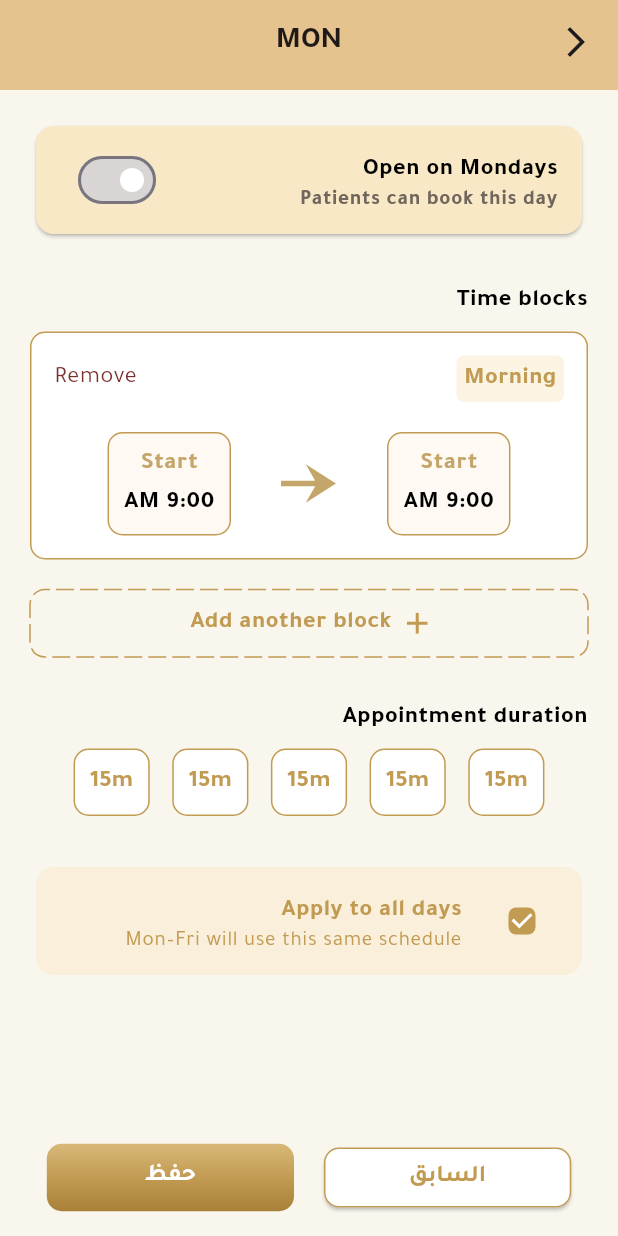
After one commit to RamyAlhakem/dental_clinics, a Flutter app: the ScreenDay screen opened by its route, on a phone screen of 412 x 824 dp. The commit adds this screen. Run offline on Flutter 3.47's test engine with Material 3 defaults, Android fonts, the phone set to English and light mode, and no system bars; drawn by our look-alikes of dotted_border; our stand-ins replace cloud_firestore, equatable, firebase_auth, firebase_core, flutter_bloc, flutter_svg and 3 more; accounts and stored records are empty.

Commit message:
add available times

```diff
--- a/lib/clinic/features/profile/presentation/view/screens/available_times_screen.dart
+++ b/lib/clinic/features/profile/presentation/view/screens/available_times_screen.dart
@@ -1,10 +1,12 @@
-import 'package:dental_clinics_app/clinic/features/profile/presentation/view/widgets/bottom_navigation_bar_available_times.dart';
 import 'package:dental_clinics_app/clinic/features/profile/presentation/view/widgets/day_widget.dart';
 import 'package:dental_clinics_app/clinic/features/profile/presentation/view/widgets/time_widget.dart';
 import 'package:dental_clinics_app/core/componeents/app_app_bar.dart';
 import 'package:dental_clinics_app/core/componeents/app_text.dart';
+import 'package:dental_clinics_app/core/componeents/svg_widget.dart';
 import 'package:dental_clinics_app/core/extensions/lang_extension.dart';
+import 'package:dental_clinics_app/core/routing/route_names.dart';
 import 'package:flutter/material.dart';
+import 'package:go_router/go_router.dart';
 
 class AvailableTimesScreen extends StatefulWidget {
   const AvailableTimesScreen({super.key});
@@ -17,7 +19,13 @@ class _AvailableTimesScreenState extends State<AvailableTimesScreen> {
   @override
   Widget build(BuildContext context) {
     return Scaffold(
-      bottomNavigationBar: BottomNnavigationBarAvailable(onTap: () {}),
+      floatingActionButton: FloatingActionButton(
+        onPressed: () {
+          context.pushNamed(RouteNames.screenDay);
+        },
+        child: SvgWidget(icon: "add"),
+      ),
+      // bottomNavigationBar: BottomNnavigationBarAvailable(onTap: () {}),
       appBar: AppAppBar(title: context.arb.availableTimes),
       body: Padding(
         padding: const EdgeInsets.all(20),
--- /dev/null
+++ b/lib/clinic/features/profile/presentation/view/screens/screen_day.dart
@@ -0,0 +1,57 @@
+import 'package:dental_clinics_app/clinic/features/profile/presentation/view/widgets/add_another_block_button.dart';
+import 'package:dental_clinics_app/clinic/features/profile/presentation/view/widgets/apply_widget.dart';
+import 'package:dental_clinics_app/clinic/features/profile/presentation/view/widgets/bottom_navigation_bar_available_times.dart';
+import 'package:dental_clinics_app/clinic/features/profile/presentation/view/widgets/duration_time_widget.dart';
+import 'package:dental_clinics_app/clinic/features/profile/presentation/view/widgets/time_block_widget.dart';
+import 'package:dental_clinics_app/clinic/features/profile/presentation/view/widgets/turn_day_widget.dart';
+import 'package:dental_clinics_app/core/componeents/app_app_bar.dart';
+import 'package:dental_clinics_app/core/componeents/app_text.dart';
+
+import 'package:flutter/material.dart';
+
+class ScreenDay extends StatefulWidget {
+  const ScreenDay({super.key});
+
+  @override
+  State<ScreenDay> createState() => _ScreenDayState();
+}
+
+class _ScreenDayState extends State<ScreenDay> {
+  @override
+  Widget build(BuildContext context) {
+    return Scaffold(
+      appBar: AppAppBar(title: "MON"),
+      bottomNavigationBar: BottomNnavigationBarAvailable(onTap: () {}),
+      body: Padding(
+        padding: const EdgeInsets.all(20),
+        child: ListView(
+          children: [
+            TurnDayWidget(),
+            SizedBox(height: 30),
+            AppText(text: "Time blocks"),
+            SizedBox(height: 10),
+            TimeBlockWidget(),
+            SizedBox(height: 20),
+            AddAnotherBlockButton(),
+            SizedBox(height: 30),
+            AppText(text: "Appointment duration"),
+            SizedBox(height: 10),
+            Row(
+              mainAxisAlignment: MainAxisAlignment.center,
+              spacing: 15,
+              children: [
+                DurationTimeWidget(),
+                DurationTimeWidget(),
+                DurationTimeWidget(),
+                DurationTimeWidget(),
+                DurationTimeWidget(),
+              ],
+            ),
+            SizedBox(height: 30),
+            ApplyWidget(),
+          ],
+        ),
+      ),
+    );
+  }
+}
--- /dev/null
+++ b/lib/clinic/features/profile/presentation/view/widgets/add_another_block_button.dart
@@ -0,0 +1,35 @@
+import 'package:dental_clinics_app/core/componeents/svg_widget.dart';
+import 'package:dental_clinics_app/core/themes/app_colors.dart';
+import 'package:dotted_border/dotted_border.dart';
+import 'package:flutter/material.dart';
+
+class AddAnotherBlockButton extends StatelessWidget {
+  const AddAnotherBlockButton({super.key});
+
+  @override
+  Widget build(BuildContext context) {
+    return DottedBorder(
+      options: RoundedRectDottedBorderOptions(
+        radius: Radius.circular(10),
+        color: AppColors.primaryColor,
+        dashPattern: [12, 4],
+      ),
+      child: Container(
+        padding: EdgeInsets.all(10),
+        child: Row(
+          mainAxisAlignment: MainAxisAlignment.center,
+          spacing: 10,
+          children: [
+            SvgWidget(icon: "add", color: AppColors.primaryColor),
+            Text(
+              "Add another block",
+              style: Theme.of(
+                context,
+              ).textTheme.bodySmall!.copyWith(color: AppColors.primaryColor),
+            ),
+          ],
+        ),
+      ),
+    );
+  }
+}
--- /dev/null
+++ b/lib/clinic/features/profile/presentation/view/widgets/apply_widget.dart
@@ -0,0 +1,30 @@
+import 'package:dental_clinics_app/core/themes/app_colors.dart';
+import 'package:flutter/material.dart';
+
+class ApplyWidget extends StatelessWidget {
+  const ApplyWidget({super.key});
+
+  @override
+  Widget build(BuildContext context) {
+    return Card(
+      elevation: 0,
+      color: AppColors.lighterPrimaryColor.withValues(alpha: 0.5),
+      child: ListTile(
+        title: Text(
+          "Apply to all days",
+          style: Theme.of(
+            context,
+          ).textTheme.bodySmall!.copyWith(color: AppColors.primaryColor),
+        ),
+        subtitle: Text(
+          "Mon–Fri will use this same schedule",
+          style: Theme.of(context).textTheme.labelMedium!.copyWith(
+            color: AppColors.primaryColor,
+            fontWeight: FontWeight.normal,
+          ),
+        ),
+        leading: Checkbox(value: true, onChanged: (val) {}),
+      ),
+    );
+  }
+}
--- /dev/null
+++ b/lib/clinic/features/profile/presentation/view/widgets/duration_time_widget.dart
@@ -0,0 +1,24 @@
+import 'package:dental_clinics_app/core/themes/app_colors.dart';
+import 'package:flutter/material.dart';
+
+class DurationTimeWidget extends StatelessWidget {
+  const DurationTimeWidget({super.key});
+
+  @override
+  Widget build(BuildContext context) {
+    return Container(
+      padding: EdgeInsets.all(10),
+      decoration: BoxDecoration(
+        color: AppColors.whiteColor,
+        border: Border.all(color: AppColors.primaryColor),
+        borderRadius: BorderRadius.circular(10),
+      ),
+      child: Text(
+        "15m",
+        style: Theme.of(
+          context,
+        ).textTheme.bodyMedium!.copyWith(color: AppColors.primaryColor),
+      ),
+    );
+  }
+}
--- /dev/null
+++ b/lib/clinic/features/profile/presentation/view/widgets/select_time_widget.dart
@@ -0,0 +1,31 @@
+import 'package:dental_clinics_app/core/themes/app_colors.dart';
+import 'package:flutter/material.dart';
+
+class SelectTimeWidget extends StatelessWidget {
+  const SelectTimeWidget({super.key});
+
+  @override
+  Widget build(BuildContext context) {
+    return Container(
+      padding: EdgeInsets.all(10),
+      decoration: BoxDecoration(
+        color: AppColors.lighterPrimaryColor.withValues(alpha: 0.2),
+        border: Border.all(color: AppColors.primaryColor),
+        borderRadius: BorderRadius.circular(10),
+      ),
+      child: Column(
+        spacing: 5,
+        children: [
+          Text(
+            "Start",
+            style: Theme.of(
+              context,
+            ).textTheme.bodySmall!.copyWith(color: AppColors.iconColor),
+          ),
+
+          Text("9:00 AM", style: Theme.of(context).textTheme.bodySmall),
+        ],
+      ),
+    );
+  }
+}
--- /dev/null
+++ b/lib/clinic/features/profile/presentation/view/widgets/time_block_widget.dart
@@ -0,0 +1,58 @@
+import 'package:dental_clinics_app/clinic/features/profile/presentation/view/widgets/select_time_widget.dart';
+import 'package:dental_clinics_app/core/componeents/svg_widget.dart';
+import 'package:dental_clinics_app/core/themes/app_colors.dart';
+import 'package:flutter/material.dart';
+
+class TimeBlockWidget extends StatelessWidget {
+  const TimeBlockWidget({super.key});
+
+  @override
+  Widget build(BuildContext context) {
+    return Container(
+      padding: EdgeInsets.all(15),
+      decoration: BoxDecoration(
+        color: AppColors.whiteColor,
+        border: Border.all(color: AppColors.primaryColor),
+        borderRadius: BorderRadius.circular(10),
+      ),
+      child: Column(
+        children: [
+          Row(
+            mainAxisAlignment: MainAxisAlignment.spaceBetween,
+            children: [
+              Container(
+                padding: EdgeInsets.all(5),
+                decoration: BoxDecoration(
+                  color: AppColors.lighterPrimaryColor.withValues(alpha: 0.5),
+                  borderRadius: BorderRadius.circular(5),
+                ),
+                child: Text(
+                  "Morning",
+                  style: Theme.of(context).textTheme.bodySmall!.copyWith(
+                    color: AppColors.primaryColor,
+                  ),
+                ),
+              ),
+              Text(
+                "Remove",
+                style: Theme.of(
+                  context,
+                ).textTheme.bodyLarge!.copyWith(color: AppColors.redWineColor),
+              ),
+            ],
+          ),
+          SizedBox(height: 20),
+          Row(
+            spacing: 30,
+            mainAxisAlignment: MainAxisAlignment.center,
+            children: [
+              SelectTimeWidget(),
+              SvgWidget(icon: "line"),
+              SelectTimeWidget(),
+            ],
+          ),
+        ],
+      ),
+    );
+  }
+}
--- /dev/null
+++ b/lib/clinic/features/profile/presentation/view/widgets/turn_day_widget.dart
@@ -0,0 +1,24 @@
+import 'package:dental_clinics_app/core/themes/app_colors.dart';
+import 'package:flutter/material.dart';
+
+class TurnDayWidget extends StatelessWidget {
+  const TurnDayWidget({super.key});
+
+  @override
+  Widget build(BuildContext context) {
+    return Card(
+      color: AppColors.lighterPrimaryColor,
+      child: ListTile(
+        title: Text(
+          "Open on Mondays",
+          style: Theme.of(context).textTheme.bodySmall,
+        ),
+        subtitle: Text(
+          "Patients can book this day",
+          style: Theme.of(context).textTheme.labelMedium,
+        ),
+        trailing: Switch(value: false, onChanged: (val) {}),
+      ),
+    );
+  }
+}
--- a/lib/core/routing/route_names.dart
+++ b/lib/core/routing/route_names.dart
@@ -8,4 +8,5 @@ class RouteNames {
   static const String availableTimes = "available times";
   static const String services = "services";
   static const String addNewService = "add new service";
+  static const String screenDay = "screen day";
 }
--- a/lib/core/routing/routing_config.dart
+++ b/lib/core/routing/routing_config.dart
@@ -4,6 +4,7 @@ import 'package:dental_clinics_app/clinic/features/profile/domain/entities/servi
 import 'package:dental_clinics_app/clinic/features/profile/presentation/view/screens/add_new_service_screen.dart';
 import 'package:dental_clinics_app/clinic/features/profile/presentation/view/screens/available_times_screen.dart';
 import 'package:dental_clinics_app/clinic/features/profile/presentation/view/screens/edit_profile_screen.dart';
+import 'package:dental_clinics_app/clinic/features/profile/presentation/view/screens/screen_day.dart';
 import 'package:dental_clinics_app/clinic/features/profile/presentation/view/screens/services_screen.dart';
 import 'package:dental_clinics_app/core/features/auth/presentation/view/screens/sign_in_screen.dart';
 import 'package:dental_clinics_app/core/features/auth/presentation/view/screens/sign_up_screen.dart';
@@ -61,6 +62,11 @@ class RoutingConfig {
         builder: (context, state) =>
             AddNewServiceScreen(service: state.extra as ServiceEntities?),
       ),
+      GoRoute(
+        name: RouteNames.screenDay,
+        path: "/screenDay",
+        builder: (context, state) => ScreenDay(),
+      ),
     ],
   );
 }
--- a/lib/core/themes/app_theme.dart
+++ b/lib/core/themes/app_theme.dart
@@ -132,6 +132,17 @@ class AppTheme {
       floatingActionButtonTheme: FloatingActionButtonThemeData(
         backgroundColor: AppColors.primaryColor,
       ),
+      checkboxTheme: CheckboxThemeData(
+        fillColor: WidgetStateProperty.resolveWith((states) {
+          if (states.contains(WidgetState.selected)) {
+            return AppColors.primaryColor;
+          } else {
+            return AppColors.whiteColor;
+          }
+        }),
+        shape: RoundedRectangleBorder(borderRadius: BorderRadius.circular(5)),
+        side: BorderSide(color: AppColors.primaryColor),
+      ),
 
       textTheme: TextTheme(
         headlineLarge: TextStyle(
--- a/pubspec.yaml
+++ b/pubspec.yaml
@@ -50,6 +50,7 @@ dependencies:
   firebase_storage: ^13.6.0
   firebase_auth: ^6.7.0
   google_sign_in: ^7.2.0
+  dotted_border: ^3.1.0
 
 dev_dependencies:
   flutter_test:
```
Also changed, not shown: assets/icons/line.svg (added), pubspec.lock.
